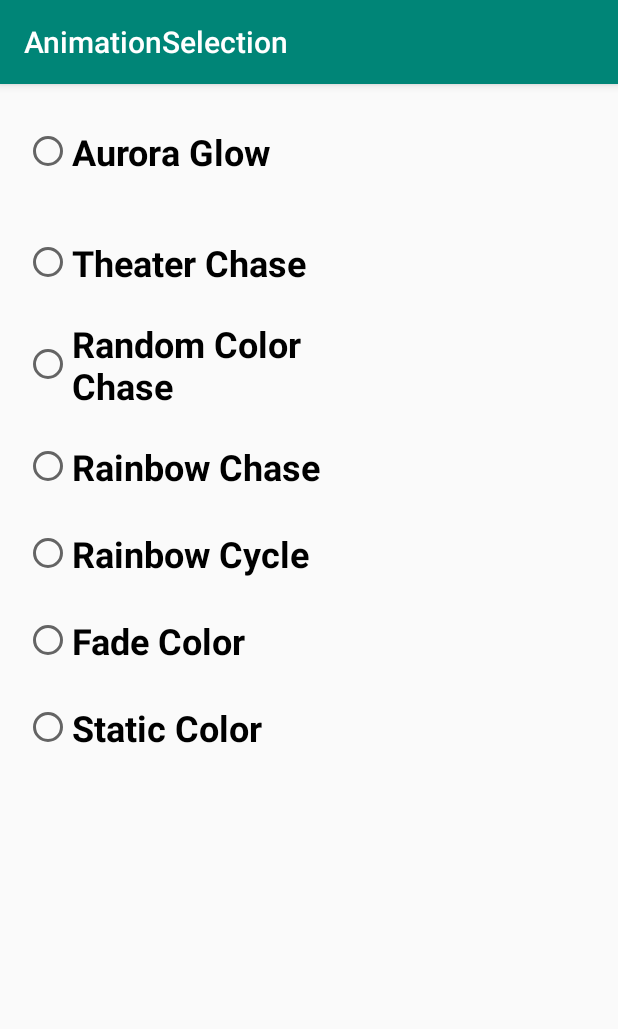
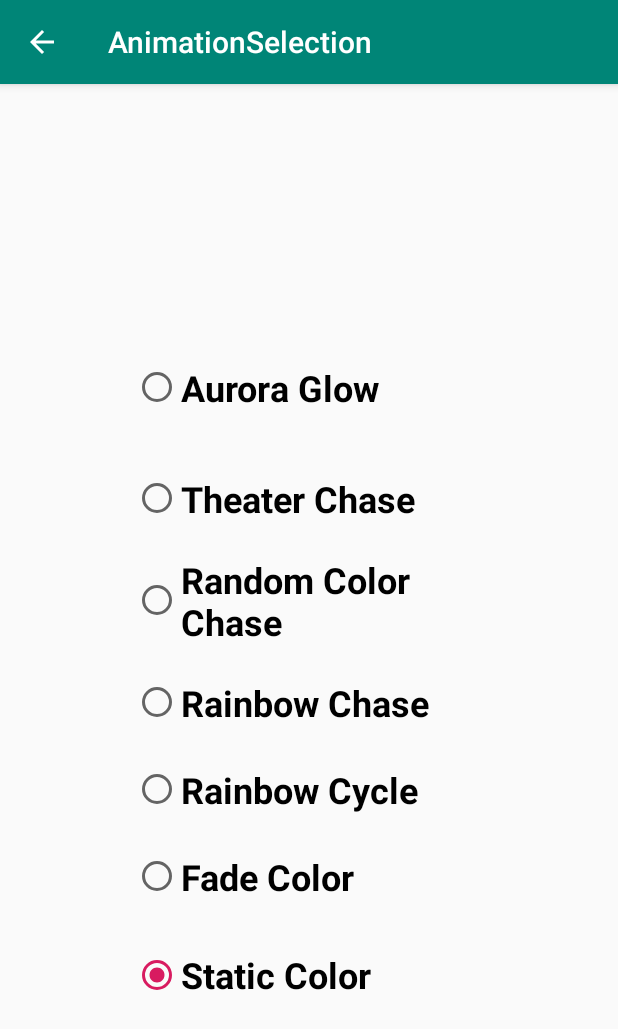
Before and after one commit to josephkapp/RGBArduinoControllerAndroid, an Android app: the screen it shows after launch (AnimationSelection), after a tap on "SELECT ANIMATION", on a phone screen of 412 x 824 dp. Shown: the top 1029 px of the screen. Run offline under Robolectric (Android 15) with nearby library versions, the phone set to English and light mode, and no system bars.

Commit message:
Worked on main and radio activities

```diff
--- a/app/src/main/java/com/example/rgbarduinocontrollerandroid/AnimationSelection.java
+++ b/app/src/main/java/com/example/rgbarduinocontrollerandroid/AnimationSelection.java
@@ -1,12 +1,17 @@
 package com.example.rgbarduinocontrollerandroid;
 
+import android.content.Intent;
 import android.os.Bundle;
 import android.support.v7.app.AppCompatActivity;
 import android.support.v7.widget.Toolbar;
 import android.view.View;
 import android.widget.RadioButton;
+import android.widget.RadioGroup;
 
 public class AnimationSelection extends AppCompatActivity {
+
+    private RadioGroup radioAnimationGroup;
+    private RadioButton radioButton;
 
     @Override
     protected void onCreate(Bundle savedInstanceState) {
@@ -15,23 +20,35 @@ public class AnimationSelection extends AppCompatActivity {
         Toolbar toolbar = findViewById(R.id.toolbar);
         setSupportActionBar(toolbar);
 
+        toolbar.setNavigationOnClickListener(new View.OnClickListener(){
+            @Override
+            public void onClick(View v)
+            {
+                Intent intent = new Intent();
+                setResult(RESULT_CANCELED, intent);
+                finish();
+            }
+        });
+
+        if (getSupportActionBar() != null){
+            getSupportActionBar().setDisplayHomeAsUpEnabled(true);
+            getSupportActionBar().setDisplayShowHomeEnabled(true);
+        }
+
     }
 
     public void onRadioButtonClicked(View view) {
-        // Is the button now checked?
-        boolean checked = ((RadioButton) view).isChecked();
 
-        // Check which radio button was clicked
-        switch (view.getId()) {
-            case R.id.radioButton2:
-                if (checked)
-                    // Pirates are the best
-                    break;
-            case R.id.radioButton3:
-                if (checked)
-                    // Ninjas rule
-                    break;
-        }
+        radioAnimationGroup = findViewById(R.id.radioGroup);
+        int selectedButtonID = radioAnimationGroup.getCheckedRadioButtonId();
+        radioButton = findViewById(selectedButtonID);
+
+
+
+        Intent intent = new Intent();
+        intent.putExtra("selectedAnimation", radioButton.getText());
+        setResult(RESULT_OK, intent);
+        finish();
     }
 
 }
--- a/app/src/main/java/com/example/rgbarduinocontrollerandroid/MainActivity.java
+++ b/app/src/main/java/com/example/rgbarduinocontrollerandroid/MainActivity.java
@@ -7,6 +7,7 @@ import android.support.v7.widget.Toolbar;
 import android.view.Menu;
 import android.view.MenuItem;
 import android.view.View;
+import android.widget.SeekBar;
 
 public class MainActivity extends AppCompatActivity {
 
@@ -16,6 +17,23 @@ public class MainActivity extends AppCompatActivity {
         setContentView(R.layout.activity_main);
         Toolbar toolbar = findViewById(R.id.toolbar);
         setSupportActionBar(toolbar);
+
+        PaintSeekBar seekBar = (PaintSeekBar) findViewById(R.id.seekBar);
+        seekBar.setOnSeekBarChangeListener(new SeekBar.OnSeekBarChangeListener() {
+            @Override
+            public void onProgressChanged(SeekBar seekBar, int progress, boolean fromUser) {
+            }
+
+            @Override
+            public void onStartTrackingTouch(SeekBar seekBar) {
+            }
+
+            @Override
+            public void onStopTrackingTouch(SeekBar seekBar) {
+            }
+        });
+
+
     }
 
     @Override
@@ -42,6 +60,19 @@ public class MainActivity extends AppCompatActivity {
 
     public void onSelectAnimationButtonPress(View view)
     {
-        startActivity(new Intent(MainActivity.this, AnimationSelection.class));
+        Intent i = new Intent(this, AnimationSelection.class);
+        startActivityForResult(i,1);
+
+
+    }
+
+    @Override
+    public void onActivityResult(int requestCode, int resultCode, Intent data){
+        super.onActivityResult(requestCode, resultCode, data);
+        if (requestCode == 1) {
+            if(resultCode == RESULT_OK) {
+                String selAnimation = data.getStringExtra("selectedAnimation");
+            }
+        }
     }
 }
--- /dev/null
+++ b/app/src/main/java/com/example/rgbarduinocontrollerandroid/PaintSeekBar.java
@@ -0,0 +1,40 @@
+package com.example.rgbarduinocontrollerandroid;
+
+import android.content.Context;
+import android.graphics.Canvas;
+import android.graphics.Color;
+import android.graphics.Paint;
+import android.util.AttributeSet;
+import android.widget.SeekBar;
+
+public class PaintSeekBar extends SeekBar {
+
+    public PaintSeekBar (Context context) {
+        super(context);
+    }
+
+    public PaintSeekBar (Context context, AttributeSet attrs, int defStyle) {
+        super(context, attrs, defStyle);
+    }
+
+    public PaintSeekBar (Context context, AttributeSet attrs) {
+        super(context, attrs);
+    }
+
+    @Override
+    protected void onDraw(Canvas c) {
+        super.onDraw(c);
+        int thumb_x = (int) (( (double)this.getProgress()/this.getMax() ) * (double)this.getWidth());
+        if(this.getProgress() < this.getMax()/4)
+            thumb_x += 20;
+        else if(this.getProgress() > (this.getMax()/4)*3)
+            thumb_x -= 100;
+
+        float middle = (float) (this.getHeight());
+
+        Paint paint = new Paint();
+        paint.setColor(Color.BLACK);
+        paint.setTextSize(60);
+        c.drawText(""+this.getProgress(), thumb_x, middle, paint);
+    }
+}
--- a/app/src/main/res/layout/content_animation_selection.xml
+++ b/app/src/main/res/layout/content_animation_selection.xml
@@ -12,8 +12,15 @@
         android:id="@+id/radioGroup"
         android:layout_width="267dp"
         android:layout_height="453dp"
-        tools:layout_editor_absoluteX="16dp"
-        tools:layout_editor_absoluteY="1dp">
+        android:layout_marginStart="8dp"
+        android:layout_marginTop="8dp"
+        android:layout_marginEnd="8dp"
+        android:layout_marginBottom="8dp"
+        android:checkedButton="@id/radioButton2"
+        app:layout_constraintBottom_toBottomOf="parent"
+        app:layout_constraintEnd_toEndOf="parent"
+        app:layout_constraintStart_toStartOf="parent"
+        app:layout_constraintTop_toTopOf="parent">
 
         <RadioButton
             android:id="@+id/radioButton8"
@@ -23,7 +30,8 @@
             android:layout_marginTop="24dp"
             android:layout_marginEnd="16dp"
             android:layout_marginBottom="16dp"
-        android:text="Aurora Glow"
+            android:onClick="onRadioButtonClicked"
+            android:text="@string/aurora_glow"
             android:textSize="24sp"
             android:textStyle="bold"
             app:layout_constraintBottom_toBottomOf="parent"
@@ -39,7 +47,8 @@
             android:layout_marginStart="16dp"
             android:layout_marginTop="16dp"
             android:layout_marginEnd="16dp"
-        android:text="Theater Chase"
+            android:onClick="onRadioButtonClicked"
+            android:text="@string/theater_chase"
             android:textSize="24sp"
             android:textStyle="bold"
             app:layout_constraintEnd_toEndOf="@+id/radioGroup"
@@ -53,7 +62,8 @@
             android:layout_marginStart="16dp"
             android:layout_marginTop="16dp"
             android:layout_marginEnd="16dp"
-        android:text="Random Color Chase"
+            android:onClick="onRadioButtonClicked"
+            android:text="@string/random_color_chase"
             android:textSize="24sp"
             android:textStyle="bold"
             app:layout_constraintEnd_toEndOf="@+id/radioGroup"
@@ -67,7 +77,8 @@
             android:layout_marginStart="16dp"
             android:layout_marginTop="16dp"
             android:layout_marginEnd="16dp"
-        android:text="Rainbow Chase"
+            android:onClick="onRadioButtonClicked"
+            android:text="@string/rainbow_chase"
             android:textSize="24sp"
             android:textStyle="bold"
             app:layout_constraintEnd_toEndOf="@+id/radioGroup"
@@ -81,7 +92,8 @@
             android:layout_marginStart="16dp"
             android:layout_marginTop="16dp"
             android:layout_marginEnd="16dp"
-        android:text="Rainbow Cycle"
+            android:onClick="onRadioButtonClicked"
+            android:text="@string/rainbow_cycle"
             android:textSize="24sp"
             android:textStyle="bold"
             app:layout_constraintEnd_toEndOf="@+id/radioGroup"
@@ -95,7 +107,8 @@
             android:layout_marginStart="16dp"
             android:layout_marginTop="16dp"
             android:layout_marginEnd="16dp"
-        android:text="Fade Color"
+            android:onClick="onRadioButtonClicked"
+            android:text="@string/fade_color"
             android:textSize="24sp"
             android:textStyle="bold"
             app:layout_constraintEnd_toEndOf="@+id/radioGroup"
@@ -105,11 +118,12 @@
         <RadioButton
             android:id="@+id/radioButton2"
             android:layout_width="227dp"
-        android:layout_height="42dp"
+            android:layout_height="57dp"
             android:layout_marginStart="16dp"
             android:layout_marginTop="16dp"
             android:layout_marginEnd="16dp"
-        android:text="Static Color"
+            android:onClick="onRadioButtonClicked"
+            android:text="@string/static_color"
             android:textSize="24sp"
             android:textStyle="bold"
             app:layout_constraintEnd_toEndOf="@+id/radioGroup"
--- a/app/src/main/res/values/strings.xml
+++ b/app/src/main/res/values/strings.xml
@@ -2,4 +2,11 @@
     <string name="app_name">RGB Arduino Controller Android</string>
     <string name="action_settings">Settings</string>
     <string name="title_activity_animation_selection">AnimationSelection</string>
+    <string name="static_color">Static Color</string>
+    <string name="fade_color">Fade Color</string>
+    <string name="rainbow_cycle">Rainbow Cycle</string>
+    <string name="rainbow_chase">Rainbow Chase</string>
+    <string name="random_color_chase">Random Color Chase</string>
+    <string name="theater_chase">Theater Chase</string>
+    <string name="aurora_glow">Aurora Glow</string>
 </resources>
```
Also changed, not shown: app/src/main/res/layout/content_main.xml (+30 -6 lines). Lines whose indentation alone changed are shown as unchanged.
